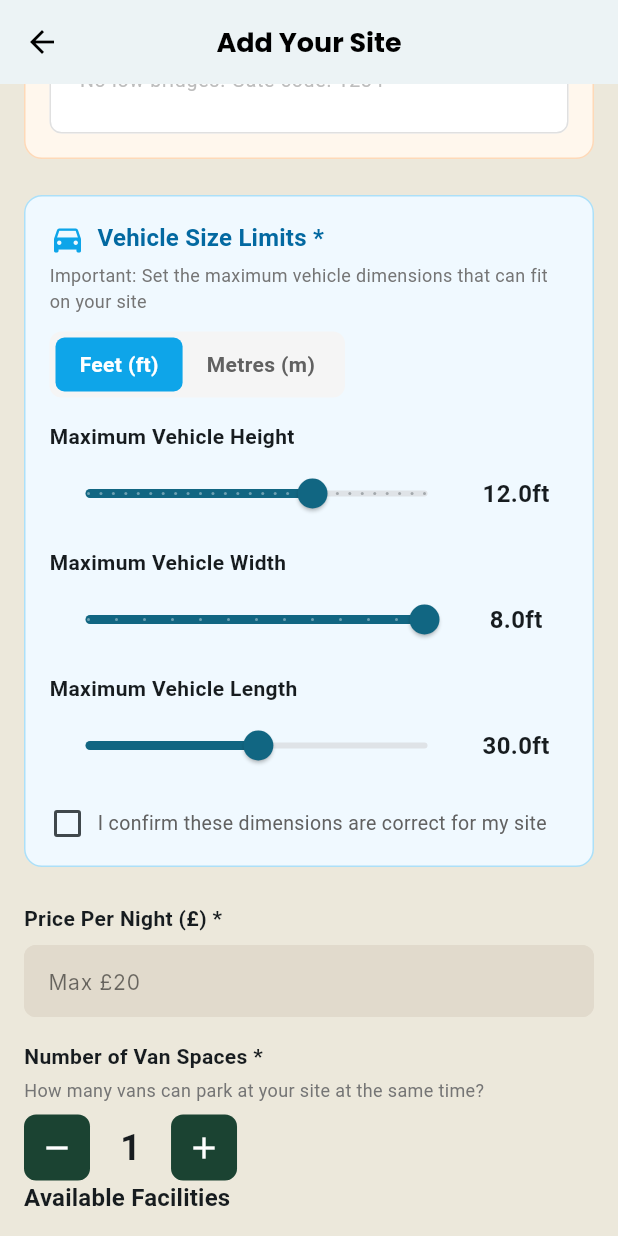
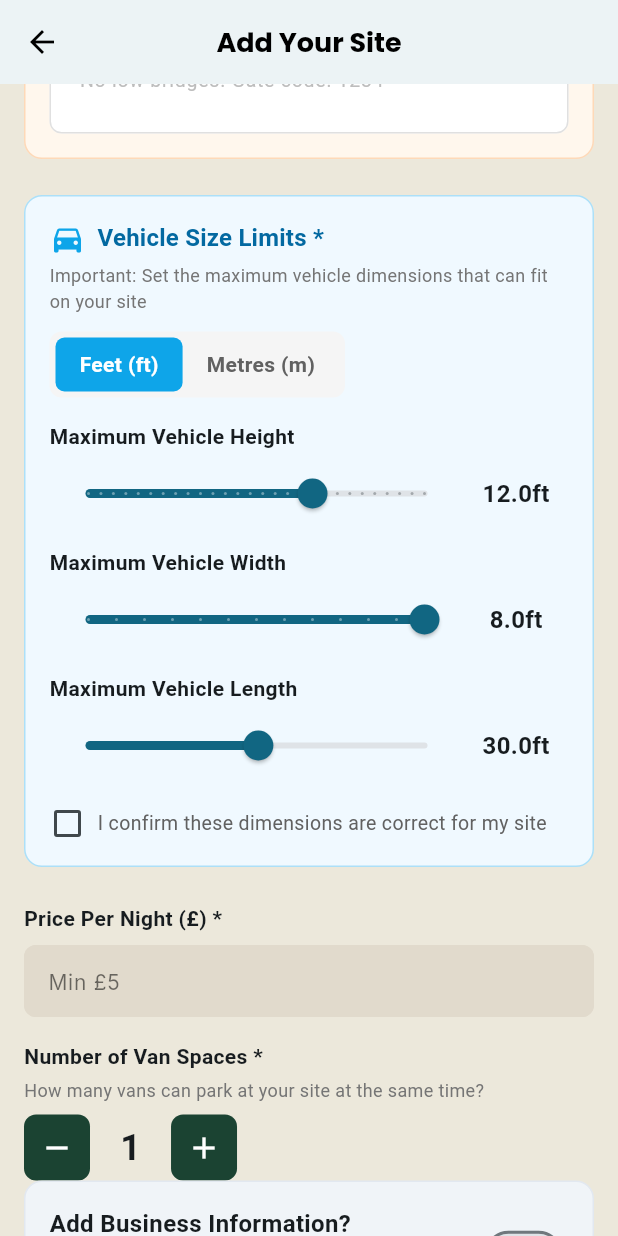
Before and after one commit to pierceshapton/Proper-Place-V2, a Flutter app: the HostCreateSiteScreen screen opened directly, scrolled down 1152 dp, after a tap on the "add" icon, on a phone screen of 412 x 824 dp. Run offline on Flutter 3.47's test engine with Material 3 defaults, Android fonts, the phone set to English and light mode, and no system bars; our stand-ins replace connectivity_plus, firebase_core, firebase_messaging, flutter_dotenv, flutter_local_notifications, flutter_secure_storage and 6 more; missing offline and left inert: flutter_stripe, google_maps_cluster_manager, wechat_assets_picker; accounts and stored records are empty; network calls fail.

Commit message:
Remove facilities/amenities, remove max price cap, enforce min price from DB config
- Backend: config.routes.js returns numeric values (not just booleans)
- Flutter: ApiService.getAppConfig() fetches numeric+boolean config values
- Flutter host_create_site_screen: remove all facilities UI and state, enforce min price from config (default £5), clean up all dead selectedFacilities references
- Flutter place_detail_screen: remove facilities/amenities display section
- Flutter host_contract_screen: remove £20 max price references
- Web new/page.tsx: remove AMENITIES constant, toggleAmenity, amenities form state + UI; add minPrice from /config/features with validation
- Web edit/page.tsx: same amenities removal + min price validation from config

```diff
--- a/proper_place/lib/screens/host_contract_screen.dart
+++ b/proper_place/lib/screens/host_contract_screen.dart
@@ -237,8 +237,7 @@ class _HostContractScreenState extends State<HostContractScreen> {
                     'c) All funds from captured payments are held by Stripe until the booking is completed.\n\n'
                     'd) Proper Place charges a platform commission of 15% on each completed booking, deducted by Stripe before your payout.\n\n'
                     'e) Payouts are processed via Stripe Connect. You must set up a valid Stripe Connect account to receive payouts.\n\n'
-                    'f) The maximum nightly rate permitted on the platform is £20 per night.\n\n'
-                    'g) You are solely responsible for declaring all income received through the platform to the relevant tax authority.',
+                    'f) You are solely responsible for declaring all income received through the platform to the relevant tax authority.',
                   ),
                   const SizedBox(height: 16),
                   _sectionTitle('5. Limitation of Liability & Indemnity'),
@@ -550,7 +549,7 @@ As a Host, you agree that you are the legal owner of or have the right to offer
 It is your sole responsibility to ensure compliance with all applicable planning regulations, bylaws, and land use restrictions. Proper Place does not verify planning status.
 
 4. PAYMENT TERMS
-All payments are processed via Stripe. Proper Place charges 15% commission on completed bookings. Maximum nightly rate is £20.
+All payments are processed via Stripe. Proper Place charges 15% commission on completed bookings.
 
 5. LIMITATION OF LIABILITY & INDEMNITY
 Proper Place acts solely as a technology platform. You agree to indemnify Proper Place from claims arising from your listing or site.
--- a/proper_place/lib/screens/host_create_site_screen.dart
+++ b/proper_place/lib/screens/host_create_site_screen.dart
@@ -107,10 +107,7 @@ class _HostCreateSiteScreenState extends State<HostCreateSiteScreen> {
   bool pinConfirmed = false;
   GoogleMapController? _mapController;
 
-  List<String> facilities = [];
-  bool facilitiesLoading = true;
-
-  Map<String, bool> selectedFacilities = {};
+  double _minPrice = 5.0;
 
   @override
   void initState() {
@@ -127,47 +124,19 @@ class _HostCreateSiteScreenState extends State<HostCreateSiteScreen> {
 
     _priceFocusNode.addListener(_onPriceFocusChange);
 
-    // Load facilities first, then site data (to avoid race condition)
-    _fetchFacilities().then((_) {
-      if (widget.siteToEdit != null) {
-        _loadExistingSite();
-      } else {
-        _loadDraft();
+    // Load app config for min price, then site data
+    ApiService.getAppConfig().then((config) {
+      if (mounted) {
+        setState(() {
+          _minPrice = (config['min_price_per_night'] as num?)?.toDouble() ?? 5.0;
+        });
       }
     });
-  }
-
-  Future<void> _fetchFacilities() async {
-    try {
-      final response = await ApiService.getFacilities();
-      if (mounted) {
-        setState(() {
-          facilities = response;
-          selectedFacilities = {
-            for (var facility in facilities) facility: false
-          };
-          facilitiesLoading = false;
-        });
-      }
-    } catch (e) {
-    debugPrint('Error fetching facilities: $e');
-      // Fallback to defaults if API fails
-      setState(() {
-        facilities = [
-          'WiFi',
-          'Electricity Hookup',
-          'Drinking water fill up point',
-          'Chemical toilet disposal point',
-          'Grey water disposal point',
-          'Waste recycling point',
-          'Restaurant/Pub',
-          'Dog Friendly',
-        ];
-        selectedFacilities = {
-          for (var facility in facilities) facility: false
-        };
-        facilitiesLoading = false;
-      });
+
+    if (widget.siteToEdit != null) {
+      _loadExistingSite();
+    } else {
+      _loadDraft();
     }
   }
 
@@ -263,22 +232,7 @@ class _HostCreateSiteScreenState extends State<HostCreateSiteScreen> {
         }
       }
 
-      // Load amenities/facilities
-      if (site['amenities'] != null) {
-        final facilitiesList = List<String>.from(site['amenities']);
-        for (var facility in facilitiesList) {
-          if (selectedFacilities.containsKey(facility)) {
-            selectedFacilities[facility] = true;
-          }
-        }
-      } else if (site['selected_facilities'] != null) {
-        final facilitiesList = List<String>.from(site['selected_facilities']);
-        for (var facility in facilitiesList) {
-          if (selectedFacilities.containsKey(facility)) {
-            selectedFacilities[facility] = true;
-          }
-        }
-      }
+      // Amenities removed — no longer collected
 
       // Set pre-computed image URLs
       existingMainPhotoUrl = mainPhotoUrl;
@@ -334,7 +288,6 @@ class _HostCreateSiteScreenState extends State<HostCreateSiteScreen> {
         priceController.text.isNotEmpty ||
         websiteController.text.isNotEmpty ||
         businessDescriptionController.text.isNotEmpty ||
-        selectedFacilities.values.any((v) => v) ||
         foodMenuController.text.isNotEmpty ||
         mainPhotoFile != null ||
         supportingPhotos.isNotEmpty ||
@@ -453,7 +406,7 @@ class _HostCreateSiteScreenState extends State<HostCreateSiteScreen> {
       'max_vehicle_height_ft': maxVehicleHeight,
       'max_vehicle_width_ft': maxVehicleWidth,
       'max_vehicle_length_ft': maxVehicleLength,
-      'amenities': selectedFacilities.entries.where((e) => e.value).map((e) => e.key).toList(),
+      'amenities': [],
       'place_type': selectedLocationType,
     };
 
@@ -492,7 +445,7 @@ class _HostCreateSiteScreenState extends State<HostCreateSiteScreen> {
       'max_vehicle_height_ft': maxVehicleHeight,
       'max_vehicle_width_ft': maxVehicleWidth,
       'max_vehicle_length_ft': maxVehicleLength,
-      'amenities': selectedFacilities.entries.where((e) => e.value).map((e) => e.key).toList(),
+      'amenities': [],
       'place_type': selectedLocationType,
     };
 
@@ -629,16 +582,9 @@ class _HostCreateSiteScreenState extends State<HostCreateSiteScreen> {
     }
 
     final price = double.tryParse(priceController.text);
-    if (price == null || price <= 0) {
+    if (price == null || price < _minPrice) {
       ScaffoldMessenger.of(context).showSnackBar(
-        const SnackBar(content: Text('Please enter a valid price')),
-      );
-      return;
-    }
-
-    if (price > 20) {
-      ScaffoldMessenger.of(context).showSnackBar(
-        const SnackBar(content: Text('Price cannot exceed £20')),
+        SnackBar(content: Text('Minimum price is £${_minPrice.toStringAsFixed(0)} per night')),
       );
       return;
     }
@@ -1344,12 +1290,12 @@ class _HostCreateSiteScreenState extends State<HostCreateSiteScreen> {
                   textInputAction: TextInputAction.done,
                   onChanged: (value) {
                     final price = double.tryParse(value) ?? 0;
-                    if (price > 20) {
-                      priceController.text = '20';
+                    if (price > 0 && price < _minPrice) {
+                      priceController.text = _minPrice.toStringAsFixed(0);
                     }
                   },
                   decoration: InputDecoration(
-                    hintText: 'Max £20',
+                    hintText: 'Min £${_minPrice.toStringAsFixed(0)}',
                     border: OutlineInputBorder(
                       borderRadius: BorderRadius.circular(8),
                       borderSide: const BorderSide(color: Color(0xFFE2E8F0)),
@@ -1411,10 +1357,6 @@ class _HostCreateSiteScreenState extends State<HostCreateSiteScreen> {
                 ),
               ],
             ),
-
-            // Facilities Selection
-            _buildFacilitiesSection(),
-            const SizedBox(height: 24),
 
             // Business Information Toggle
             Container(
@@ -2198,55 +2140,6 @@ class _HostCreateSiteScreenState extends State<HostCreateSiteScreen> {
     );
   }
 
-  Widget _buildFacilitiesSection() {
-    return Column(
-      crossAxisAlignment: CrossAxisAlignment.start,
-      children: [
-        Text(
-          'Available Facilities',
-          style: Theme.of(context).textTheme.titleMedium?.copyWith(fontWeight: FontWeight.bold),
-        ),
-        const SizedBox(height: 12),
-        if (facilitiesLoading)
-          const Padding(
-            padding: EdgeInsets.all(16.0),
-            child: SizedBox(
-              height: 24,
-              width: 24,
-              child: CircularProgressIndicator(strokeWidth: 2),
-            ),
-          )
-        else
-          Wrap(
-            spacing: 8,
-            runSpacing: 8,
-            children: selectedFacilities.keys.map((facility) {
-              return FilterChip(
-                label: Text(facility),
-                selected: selectedFacilities[facility]!,
-                onSelected: (bool selected) {
-                  setState(() {
-                    selectedFacilities[facility] = selected;
-                  });
-                },
-                backgroundColor: Colors.white,
-                selectedColor: const Color(0xFF3B82F6),
-                side: BorderSide(
-                  color: selectedFacilities[facility]!
-                      ? const Color(0xFF3B82F6)
-                      : const Color(0xFFE2E8F0),
-                ),
-                labelStyle: TextStyle(
-                  color: selectedFacilities[facility]! ? Colors.white : Colors.black,
-                  fontWeight: FontWeight.w500,
-                ),
-              );
-            }).toList(),
-          ),
-      ],
-    );
-  }
-
   Future<void> _pickPhoto(Function(File) onFilePicked) async {
     final file = await ImagePickerService.showImagePickerOptions(context);
     if (file != null) {
--- a/proper_place/lib/services/api_service.dart
+++ b/proper_place/lib/services/api_service.dart
@@ -32,25 +32,34 @@ class ApiService {
   // Flag to prevent infinite refresh loops
   static bool _isRefreshing = false;
 
-  /// Attempt to refresh the access token using the refresh token
-  static Future<bool> _refreshAccessToken() async {
-    if (_isRefreshing) return false;
+  /// Result of a refresh attempt.
+  /// - success: got a new access token, retry the original request.
+  /// - rejected: server explicitly told us the refresh token is invalid; safe to clear auth.
+  /// - failed: transient (network/timeout/5xx) — DO NOT clear auth, just surface the error.
+  static Future<_RefreshResult> _refreshAccessToken() async {
+    if (_isRefreshing) return _RefreshResult.failed;
     _isRefreshing = true;
 
     try {
       final refreshToken = await StorageService.getRefreshToken();
       if (refreshToken == null) {
     debugPrint('[ApiService] No refresh token available');
-        return false;
+        return _RefreshResult.rejected;
       }
 
     debugPrint('[ApiService] Attempting token refresh...');
       final url = Uri.parse('$_baseUrl/auth/refresh');
-      final response = await http.post(
-        url,
-        headers: {'Content-Type': 'application/json'},
-        body: jsonEncode({'refresh_token': refreshToken}),
-      ).timeout(const Duration(seconds: 15));
+      final http.Response response;
+      try {
+        response = await http.post(
+          url,
+          headers: {'Content-Type': 'application/json'},
+          body: jsonEncode({'refresh_token': refreshToken}),
+        ).timeout(const Duration(seconds: 15));
+      } catch (e) {
+    debugPrint('[ApiService] Token refresh transient error: $e');
+        return _RefreshResult.failed;
+      }
 
       if (response.statusCode == 200) {
         final data = jsonDecode(response.body) as Map<String, dynamic>;
@@ -63,15 +72,23 @@ class ApiService {
             await StorageService.saveRefreshToken(newRefreshToken);
           }
     debugPrint('[ApiService] Token refresh successful');
-          return true;
+          return _RefreshResult.success;
         }
+        return _RefreshResult.failed;
       }
 
-    debugPrint('[ApiService] Token refresh failed: ${response.statusCode}');
-      return false;
+      // Only treat 401/403 as a real rejection (refresh token invalid/revoked).
+      // 5xx, 502, 503, 504, 0 etc. are transient — keep the user logged in.
+      if (response.statusCode == 401 || response.statusCode == 403) {
+    debugPrint('[ApiService] Refresh token rejected (${response.statusCode})');
+        return _RefreshResult.rejected;
+      }
+
+    debugPrint('[ApiService] Token refresh failed transiently: ${response.statusCode}');
+      return _RefreshResult.failed;
     } catch (e) {
     debugPrint('[ApiService] Token refresh error: $e');
-      return false;
+      return _RefreshResult.failed;
     } finally {
       _isRefreshing = false;
     }
@@ -171,8 +188,8 @@ class ApiService {
         // Handle 401 - try to refresh token automatically
         if (response.statusCode == 401 && !isRetry) {
     debugPrint('[ApiService] Got 401 - attempting auto-refresh');
-          final refreshed = await _refreshAccessToken();
-          if (refreshed) {
+          final refreshResult = await _refreshAccessToken();
+          if (refreshResult == _RefreshResult.success) {
             // Retry the original request with new token
             return _request(
               method: method,
@@ -182,9 +199,14 @@ class ApiService {
               isRetry: true,
             );
           }
-          // Refresh failed - clear auth
-    debugPrint('[ApiService] Token refresh failed - clearing auth');
-          await StorageService.clearAll();
+          // Only clear auth if refresh was EXPLICITLY rejected by the server.
+          // Transient failures (network, timeout, 5xx) must NOT log the user out.
+          if (refreshResult == _RefreshResult.rejected) {
+    debugPrint('[ApiService] Refresh token rejected by server - clearing auth');
+            await StorageService.clearAll();
+          } else {
+    debugPrint('[ApiService] Refresh transiently failed - keeping auth, surfacing error');
+          }
         }
         throw ApiException(
           statusCode: response.statusCode,
@@ -404,6 +426,36 @@ class ApiService {
     } catch (e) {
     debugPrint('Error fetching facilities: $e');
       rethrow;
+    }
+  }
+
+  /// Get app config (feature flags + numeric settings) from backend app_settings table.
+  /// Edit via SQL: UPDATE app_settings SET value = '10' WHERE key = 'min_price_per_night';
+  static Future<Map<String, dynamic>> getAppConfig() async {
+    try {
+      final response = await _request(
+        method: 'GET',
+        endpoint: '/config/features',
+      );
+      return Map<String, dynamic>.from(response);
+    } catch (e) {
+      debugPrint('Error fetching app config: $e');
+      return {'referral_enabled': false, 'min_price_per_night': 5};
+    }
+  }
+
+  /// Get feature flags from backend app_settings table.
+  /// Toggle via SQL: UPDATE app_settings SET value = 'true' WHERE key = 'referral_enabled';
+  static Future<Map<String, bool>> getFeatureFlags() async {
+    try {
+      final response = await _request(
+        method: 'GET',
+        endpoint: '/config/features',
+      );
+      return response.map((k, v) => MapEntry(k, v == true));
+    } catch (e) {
+      debugPrint('Error fetching feature flags: $e');
+      return {'referral_enabled': false};
     }
   }
 
@@ -1115,6 +1167,18 @@ class ApiService {
   }
 }
 
+/// Result of attempting to refresh the access token.
+enum _RefreshResult {
+  /// New access token issued; retry the original request.
+  success,
+
+  /// Refresh token explicitly rejected (401/403) or missing. Auth must be cleared.
+  rejected,
+
+  /// Transient failure (network, timeout, 5xx). Keep auth, surface the error.
+  failed,
+}
+
 /// Custom exception for API errors
 class ApiException implements Exception {
   final int statusCode;
```
Also changed, not shown: proper_place/lib/screens/place_detail_screen.dart (+0 -35 lines), 3 other files.
